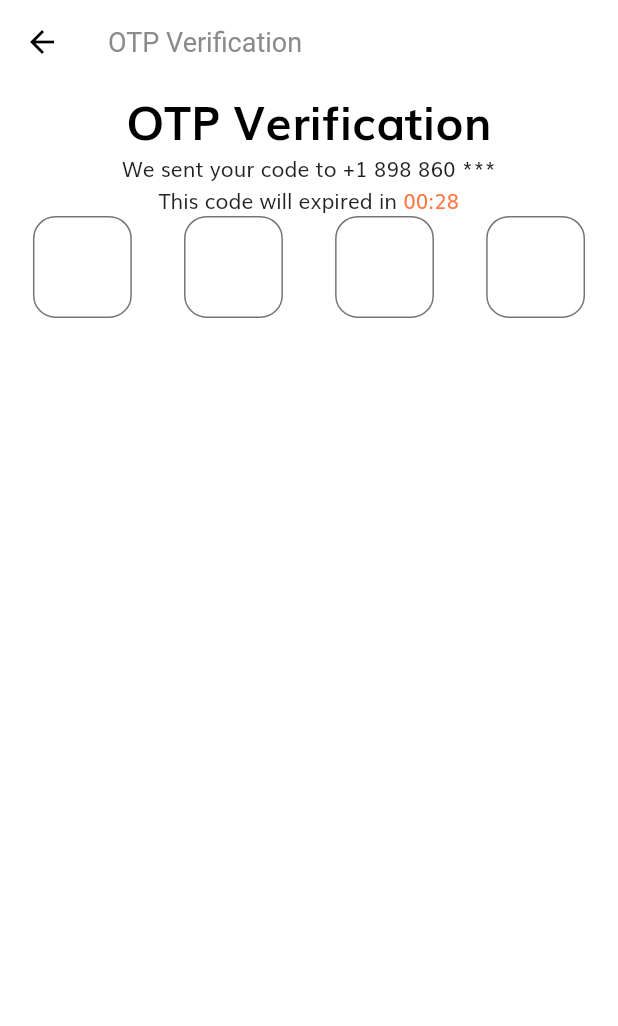
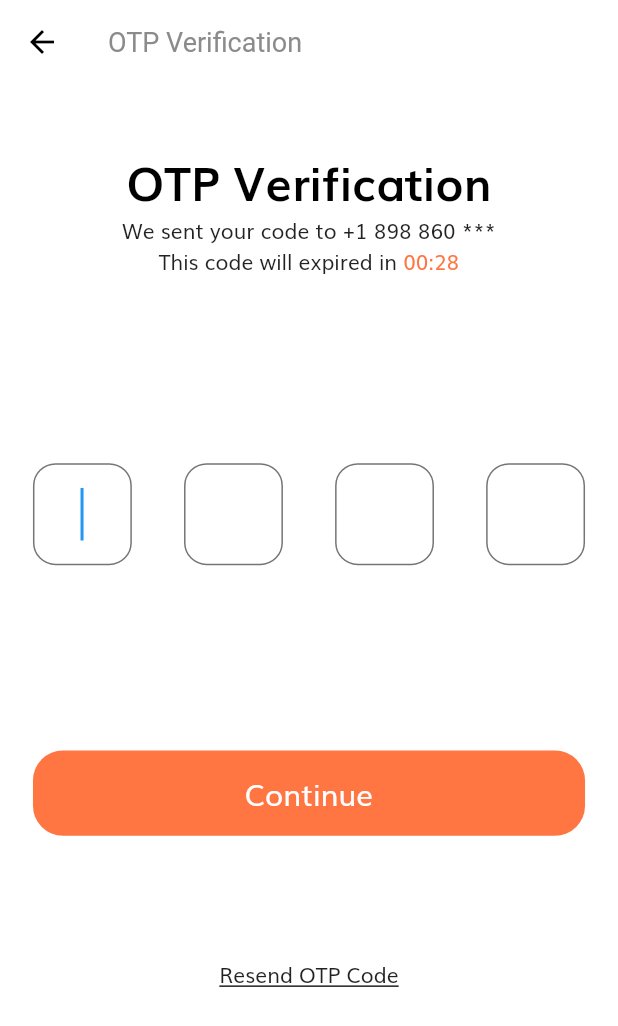
Before and after one commit to MorgueMorg/Tokoto-Flutter-E-Commerce, a Flutter app: the OtpScreen screen opened by its route, on a phone screen of 412 x 824 dp. Shown: the top 1026 px of the screen. Run offline on Flutter 3.47's test engine with Material 2 defaults, Android fonts, the phone set to English and light mode, and no system bars; our stand-ins replace flutter_svg.

Commit message:
Finished OTP screen :calling:

```diff
--- a/lib/screens/otp/components/body.dart
+++ b/lib/screens/otp/components/body.dart
@@ -1,4 +1,5 @@
 import 'package:e_commerce/constants.dart';
+import 'package:e_commerce/screens/otp/components/otp_form.dart';
 import 'package:e_commerce/size_config.dart';
 import 'package:flutter/material.dart';
 
@@ -12,16 +13,30 @@ class Body extends StatelessWidget {
       child: Padding(
         padding:
             EdgeInsets.symmetric(horizontal: getProportionateScreenWidth(20)),
+        child: SingleChildScrollView(
           child: Column(
             children: [
+              SizedBox(height: SizeConfig.screenHeight * 0.05), // 10%
               Text(
                 "OTP Verification",
                 style: headingStyle,
               ),
               Text("We sent your code to +1 898 860 ***"),
               buildTimer(),
+              SizedBox(height: SizeConfig.screenHeight * 0.15), // 10%
               OtpForm(),
+              SizedBox(height: SizeConfig.screenHeight * 0.1), // 10%
+              GestureDetector(
+                onTap: () {
+                  // resend OTP
+                },
+                child: Text(
+                  "Resend OTP Code",
+                  style: TextStyle(decoration: TextDecoration.underline),
+                ),
+              )
             ],
+          ),
         ),
       ),
     );
@@ -45,84 +60,3 @@ class Body extends StatelessWidget {
     );
   }
 }
-
-class OtpForm extends StatefulWidget {
-  const OtpForm({super.key});
-
-  @override
-  State<OtpForm> createState() => _OtpFormState();
-}
-
-class _OtpFormState extends State<OtpForm> {
-  FocusNode? pin2FocusNode;
-  FocusNode? pin3FocusNode;
-  FocusNode? pin4FocusNode;
-
-  @override
-  void initState() {
-    super.initState();
-    pin2FocusNode = FocusNode();
-    pin3FocusNode = FocusNode();
-    pin4FocusNode = FocusNode();
-  }
-
-  @override
-  void dispose() {
-    super.dispose();
-  }
-
-  @override
-  Widget build(BuildContext context) {
-    return Form(
-      child: Row(
-        mainAxisAlignment: MainAxisAlignment.spaceBetween,
-        children: [
-          SizedBox(
-            width: getProportionateScreenWidth(60),
-            child: TextFormField(
-              obscureText: true,
-              keyboardType: TextInputType.number,
-              style: TextStyle(fontSize: 24),
-              textAlign: TextAlign.center,
-              decoration: otpInputDecoration,
-              onChanged: (value) {},
-            ),
-          ),
-          SizedBox(
-            width: getProportionateScreenWidth(60),
-            child: TextFormField(
-              obscureText: true,
-              keyboardType: TextInputType.number,
-              style: TextStyle(fontSize: 24),
-              textAlign: TextAlign.center,
-              decoration: otpInputDecoration,
-              onChanged: (value) {},
-            ),
-          ),
-          SizedBox(
-            width: getProportionateScreenWidth(60),
-            child: TextFormField(
-              obscureText: true,
-              keyboardType: TextInputType.number,
-              style: TextStyle(fontSize: 24),
-              textAlign: TextAlign.center,
-              decoration: otpInputDecoration,
-              onChanged: (value) {},
-            ),
-          ),
-          SizedBox(
-            width: getProportionateScreenWidth(60),
-            child: TextFormField(
-              obscureText: true,
-              keyboardType: TextInputType.number,
-              style: TextStyle(fontSize: 24),
-              textAlign: TextAlign.center,
-              decoration: otpInputDecoration,
-              onChanged: (value) {},
-            ),
-          ),
-        ],
-      ),
-    );
-  }
-}
--- /dev/null
+++ b/lib/screens/otp/components/otp_form.dart
@@ -0,0 +1,116 @@
+import 'package:e_commerce/components/default_button.dart';
+import 'package:e_commerce/constants.dart';
+import 'package:e_commerce/size_config.dart';
+import 'package:flutter/material.dart';
+
+class OtpForm extends StatefulWidget {
+  const OtpForm({super.key});
+
+  @override
+  State<OtpForm> createState() => _OtpFormState();
+}
+
+class _OtpFormState extends State<OtpForm> {
+  FocusNode? pin2FocusNode;
+  FocusNode? pin3FocusNode;
+  FocusNode? pin4FocusNode;
+
+  @override
+  void initState() {
+    super.initState();
+    pin2FocusNode = FocusNode();
+    pin3FocusNode = FocusNode();
+    pin4FocusNode = FocusNode();
+  }
+
+  @override
+  void dispose() {
+    pin2FocusNode!.dispose();
+    pin3FocusNode!.dispose();
+    pin4FocusNode!.dispose();
+    super.dispose();
+  }
+
+  void nextField(String value, FocusNode? focusNode) {
+    if (value.length == 1) {
+      focusNode!.requestFocus();
+    }
+  }
+
+  @override
+  Widget build(BuildContext context) {
+    return Form(
+      child: Column(
+        children: [
+          Row(
+            mainAxisAlignment: MainAxisAlignment.spaceBetween,
+            children: [
+              SizedBox(
+                width: getProportionateScreenWidth(60),
+                child: TextFormField(
+                  autofocus: true,
+                  obscureText: true,
+                  keyboardType: TextInputType.number,
+                  style: TextStyle(fontSize: 24),
+                  textAlign: TextAlign.center,
+                  decoration: otpInputDecoration,
+                  onChanged: (value) {
+                    // also you need to store the value
+                    nextField(value, pin2FocusNode);
+                  },
+                ),
+              ),
+              SizedBox(
+                width: getProportionateScreenWidth(60),
+                child: TextFormField(
+                  focusNode: pin2FocusNode,
+                  obscureText: true,
+                  keyboardType: TextInputType.number,
+                  style: TextStyle(fontSize: 24),
+                  textAlign: TextAlign.center,
+                  decoration: otpInputDecoration,
+                  onChanged: (value) {
+                    nextField(value, pin3FocusNode);
+                  },
+                ),
+              ),
+              SizedBox(
+                width: getProportionateScreenWidth(60),
+                child: TextFormField(
+                  focusNode: pin3FocusNode,
+                  obscureText: true,
+                  keyboardType: TextInputType.number,
+                  style: TextStyle(fontSize: 24),
+                  textAlign: TextAlign.center,
+                  decoration: otpInputDecoration,
+                  onChanged: (value) {
+                    nextField(value, pin4FocusNode);
+                  },
+                ),
+              ),
+              SizedBox(
+                width: getProportionateScreenWidth(60),
+                child: TextFormField(
+                  focusNode: pin4FocusNode,
+                  obscureText: true,
+                  keyboardType: TextInputType.number,
+                  style: TextStyle(fontSize: 24),
+                  textAlign: TextAlign.center,
+                  decoration: otpInputDecoration,
+                  onChanged: (value) {
+                    pin4FocusNode!.unfocus();
+                  },
+                ),
+              ),
+            ],
+          ),
+          SizedBox(height: SizeConfig.screenHeight * 0.15),
+          DefaultButton(
+            text: "Continue",
+            press: () {},
+          ),
+        ],
+      ),
+    );
+  }
+}
```
Lines whose indentation alone changed are shown as unchanged.
